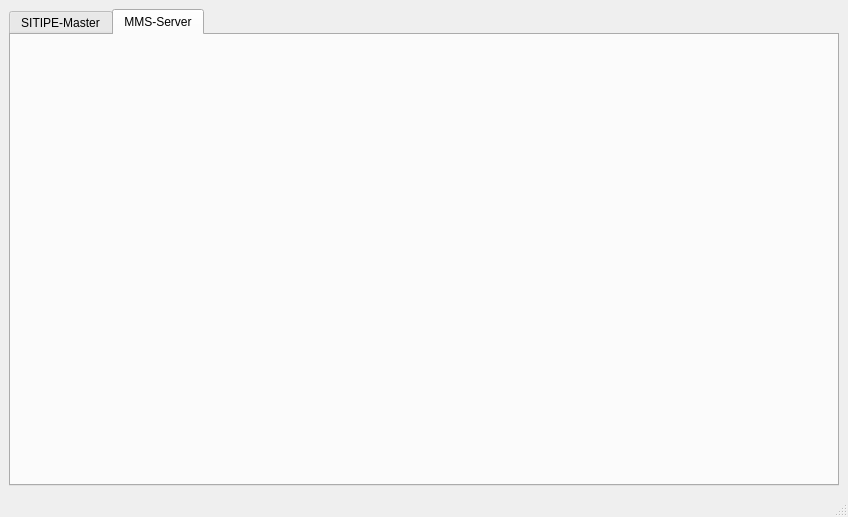
This is examples/QtWidgets/Qt6CMake-main/forms/mainwindow.ui in Pfannex/IEC61850_Qt as Qt 5 draws it before an edit. The edited form follows.
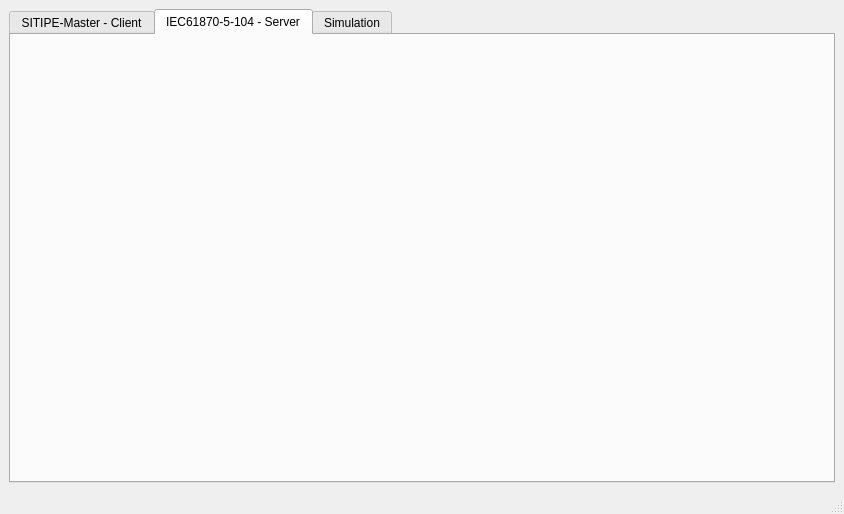
This is the edited form. The open tabs and pages were chosen to show the change.

The edit to the form file:
```diff
--- a/examples/QtWidgets/Qt6CMake-main/forms/mainwindow.ui
+++ b/examples/QtWidgets/Qt6CMake-main/forms/mainwindow.ui
@@ -6,8 +6,8 @@
    <rect>
     <x>0</x>
     <y>0</y>
-    <width>848</width>
-    <height>517</height>
+    <width>844</width>
+    <height>514</height>
    </rect>
   </property>
   <property name="windowTitle">
@@ -31,7 +31,7 @@
       </property>
       <widget class="QWidget" name="SITIPEMaster">
        <attribute name="title">
-        <string>SITIPE-Master</string>
+        <string>SITIPE-Master - Client</string>
        </attribute>
        <widget class="QPushButton" name="bu_connect">
         <property name="geometry">
@@ -2499,7 +2499,12 @@
       </widget>
       <widget class="QWidget" name="MMSServer">
        <attribute name="title">
-        <string>MMS-Server</string>
+        <string>IEC61870-5-104 - Server</string>
+       </attribute>
+      </widget>
+      <widget class="QWidget" name="tab">
+       <attribute name="title">
+        <string>Simulation</string>
        </attribute>
       </widget>
      </widget>
```
Left out of the diff: 6 changed lines with no effect on the pictures.
